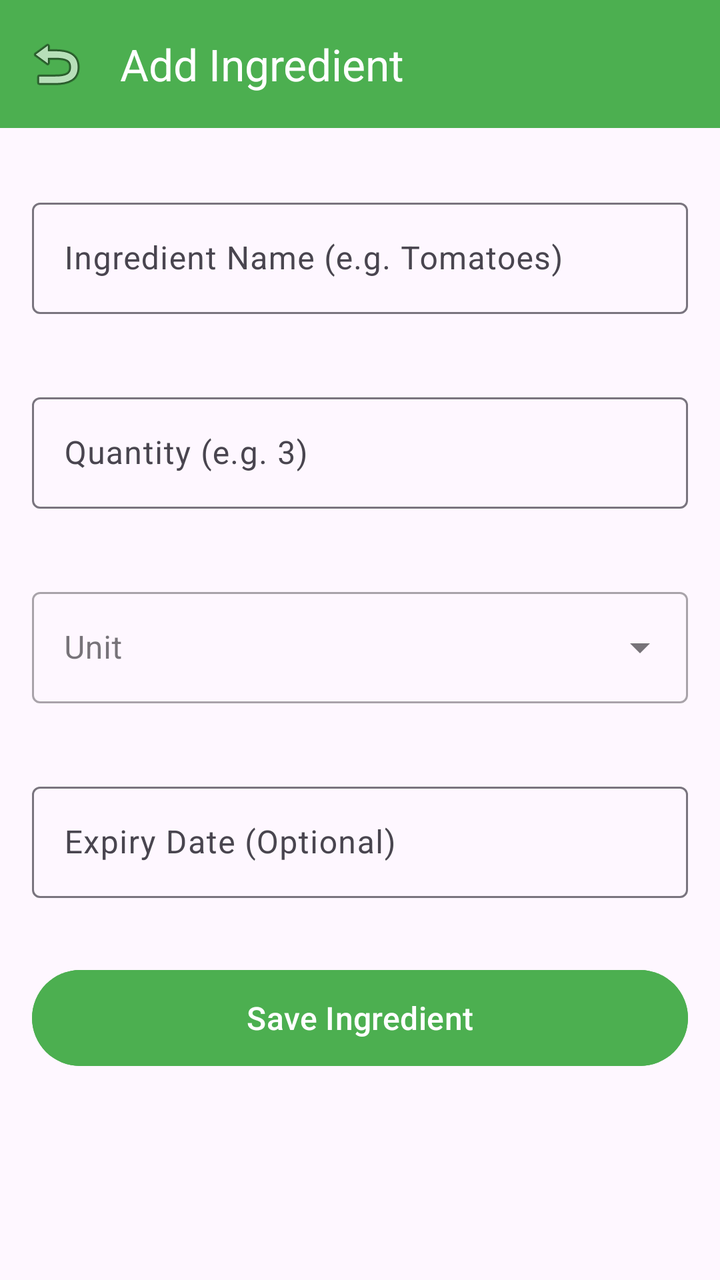
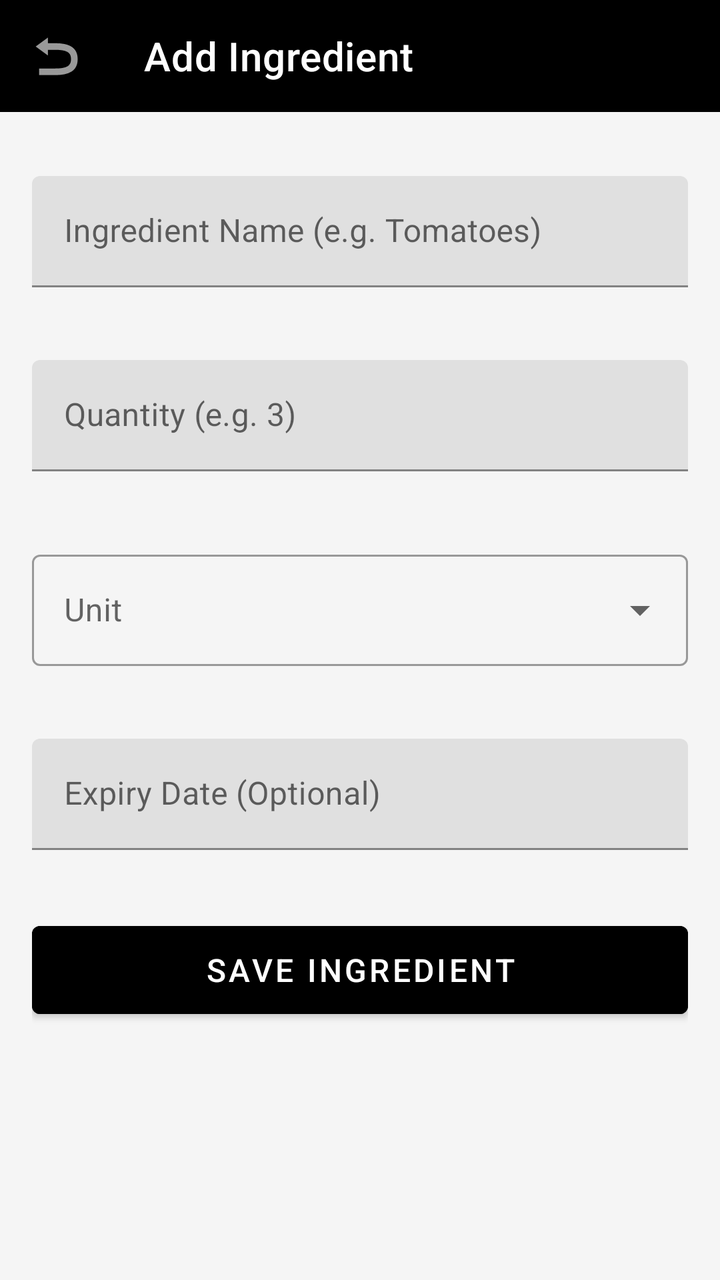

Screens rendered from an Android XML layout before and after an edit, with the pre-edit source and the edit as a unified diff.
<!-- AndroidManifest.xml: application theme Theme.SmartPantryManager -->
<!-- res/layout/activity_add_edit_item.xml -->
<?xml version="1.0" encoding="utf-8"?>
<LinearLayout xmlns:android="http://schemas.android.com/apk/res/android"
    xmlns:app="http://schemas.android.com/apk/res-auto"
    android:layout_width="match_parent"
    android:layout_height="match_parent"
    android:orientation="vertical">

    
    <com.google.android.material.appbar.MaterialToolbar
        android:id="@+id/toolbar"
        android:layout_width="match_parent"
        android:layout_height="?attr/actionBarSize"
        android:background="#4CAF50"
        app:navigationIcon="@android:drawable/ic_menu_revert"
        app:title="Add Ingredient"
        app:titleTextColor="@android:color/white" />

    <ScrollView
        android:layout_width="match_parent"
        android:layout_height="match_parent"
        android:fillViewport="true">

        <LinearLayout
            android:layout_width="match_parent"
            android:layout_height="wrap_content"
            android:orientation="vertical"
            android:padding="16dp">

            
            <com.google.android.material.textfield.TextInputLayout
                android:id="@+id/tilName"
                android:layout_width="match_parent"
                android:layout_height="wrap_content"
                android:layout_marginTop="16dp"
                android:hint="Ingredient Name (e.g. Tomatoes)"
                app:errorEnabled="true">

                <com.google.android.material.textfield.TextInputEditText
                    android:id="@+id/etName"
                    android:layout_width="match_parent"
                    android:layout_height="wrap_content"
                    android:inputType="textCapWords"
                    android:maxLength="50" />
            </com.google.android.material.textfield.TextInputLayout>

            
            <com.google.android.material.textfield.TextInputLayout
                android:id="@+id/tilQuantity"
                android:layout_width="match_parent"
                android:layout_height="wrap_content"
                android:layout_marginTop="16dp"
                android:hint="Quantity (e.g. 3)"
                app:errorEnabled="true">

                <com.google.android.material.textfield.TextInputEditText
                    android:id="@+id/etQuantity"
                    android:layout_width="match_parent"
                    android:layout_height="wrap_content"
                    android:inputType="numberDecimal" />
            </com.google.android.material.textfield.TextInputLayout>

            
            <com.google.android.material.textfield.TextInputLayout
                android:id="@+id/tilUnit"
                style="@style/Widget.MaterialComponents.TextInputLayout.OutlinedBox.ExposedDropdownMenu"
                android:layout_width="match_parent"
                android:layout_height="wrap_content"
                android:layout_marginTop="16dp"
                android:hint="Unit"
                app:errorEnabled="true">

                <AutoCompleteTextView
                    android:id="@+id/actUnit"
                    android:layout_width="match_parent"
                    android:layout_height="wrap_content"
                    android:inputType="none" />
            </com.google.android.material.textfield.TextInputLayout>

            
            <com.google.android.material.textfield.TextInputLayout
                android:layout_width="match_parent"
                android:layout_height="wrap_content"
                android:layout_marginTop="16dp"
                android:hint="Expiry Date (Optional)">

                <com.google.android.material.textfield.TextInputEditText
                    android:id="@+id/etExpiry"
                    android:layout_width="match_parent"
                    android:layout_height="wrap_content"
                    android:clickable="true"
                    android:focusable="false"
                    android:inputType="none" />
            </com.google.android.material.textfield.TextInputLayout>

            
            <com.google.android.material.button.MaterialButton
                android:id="@+id/btnSave"
                android:layout_width="match_parent"
                android:layout_height="56dp"
                android:layout_marginTop="32dp"
                android:backgroundTint="#4CAF50"
                android:text="Save Ingredient"
                android:textSize="16sp" />

            
            <com.google.android.material.button.MaterialButton
                android:id="@+id/btnDelete"
                style="@style/Widget.MaterialComponents.Button.OutlinedButton"
                android:layout_width="match_parent"
                android:layout_height="56dp"
                android:layout_marginTop="16dp"
                android:text="Delete Ingredient"
                android:textColor="#F44336"
                android:visibility="gone" />

        </LinearLayout>
    </ScrollView>
</LinearLayout>
<!-- resources referenced by this layout -->
<resources>
  <style name="Theme.SmartPantryManager" parent="Base.Theme.SmartPantryManager" />
  <style name="Base.Theme.SmartPantryManager" parent="Theme.Material3.DayNight.NoActionBar">
          
          
      </style>
</resources>

<!-- the commit's change to res/layout/activity_add_edit_item.xml (unified diff, before → after) -->
@@ -10,7 +10,7 @@
         android:id="@+id/toolbar"
         android:layout_width="match_parent"
         android:layout_height="?attr/actionBarSize"
-        android:background="#4CAF50"
+        android:background="#000000"
         app:navigationIcon="@android:drawable/ic_menu_revert"
         app:title="Add Ingredient"
         app:titleTextColor="@android:color/white" />
@@ -95,10 +95,11 @@
             
             <com.google.android.material.button.MaterialButton
                 android:id="@+id/btnSave"
+                android:textColor="#FFFFFF"
                 android:layout_width="match_parent"
                 android:layout_height="56dp"
                 android:layout_marginTop="32dp"
-                android:backgroundTint="#4CAF50"
+                android:backgroundTint="#000000"
                 android:text="Save Ingredient"
                 android:textSize="16sp" />
 
<!-- resource entries referenced after the edit -->
@@ -1,9 +1,22 @@
 <!-- resources referenced by this layout -->
 <resources>
-  <style name="Theme.SmartPantryManager" parent="Base.Theme.SmartPantryManager" />
-  <style name="Base.Theme.SmartPantryManager" parent="Theme.Material3.DayNight.NoActionBar">
+  <style name="Theme.SmartPantryManager" parent="Theme.MaterialComponents.DayNight.NoActionBar">
           
+          <item name="colorPrimary">#000000</item>
+          <item name="colorPrimaryVariant">#000000</item>
+          <item name="colorOnPrimary">#FFFFFF</item>
+  
           
+          <item name="colorSecondary">#000000</item>
+          <item name="colorSecondaryVariant">#000000</item>
+          <item name="colorOnSecondary">#FFFFFF</item>
+  
+          
+          <item name="android:statusBarColor">#000000</item>
+          <item name="android:windowLightStatusBar">false</item>
+  
+          
+          <item name="android:windowBackground">#F5F5F5</item>
       </style>
 </resources>
 
